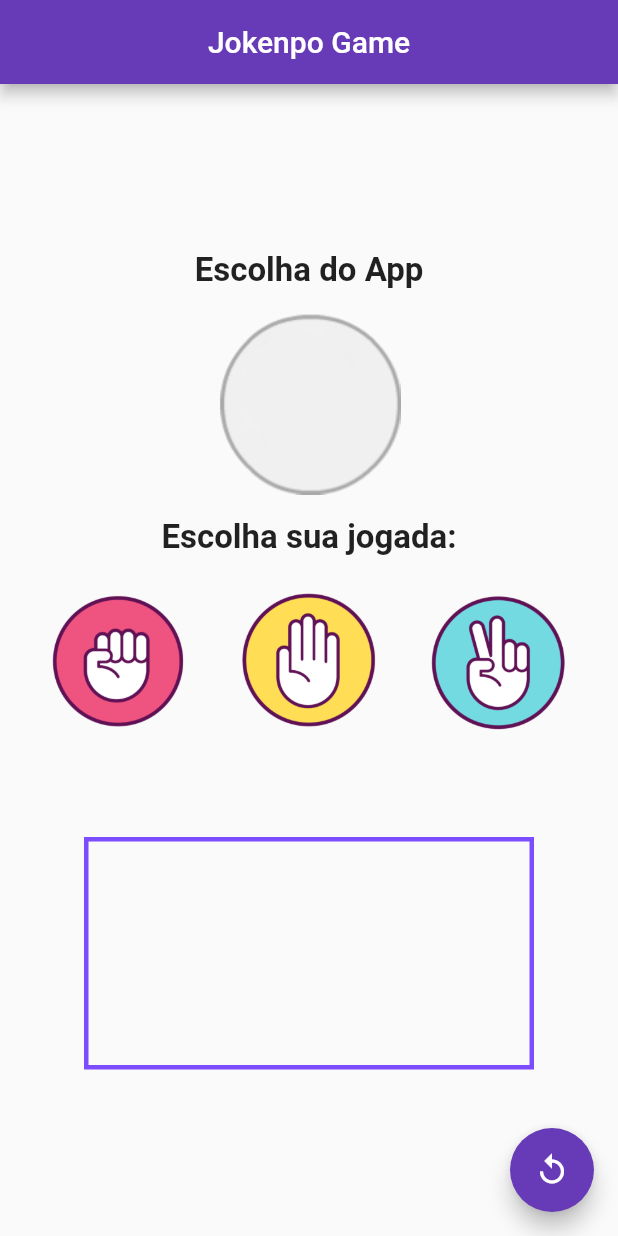
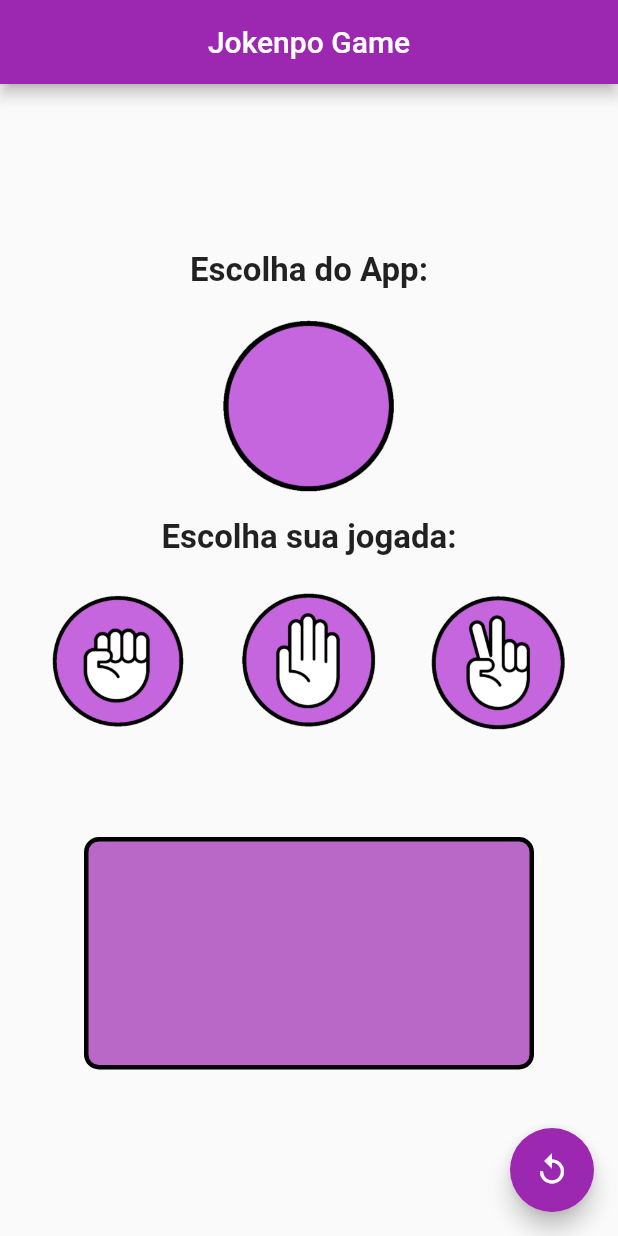
Before and after one commit to luizmineiro/PROG4_AVAL1, a Flutter app: the screen it shows after launch, on a phone screen of 412 x 824 dp. Run offline on Flutter 3.47's test engine with Material 2 defaults, Android fonts, the phone set to English and light mode, and no system bars.

Commit message:
add new images and border radius container

```diff
--- a/lib/main.dart
+++ b/lib/main.dart
@@ -12,7 +12,7 @@ class JokenpoGame extends StatelessWidget {
       title: 'Jokenpo Game',
       debugShowCheckedModeBanner: false,
       theme: ThemeData(
-        primarySwatch: Colors.deepPurple,
+        primarySwatch: Colors.purple,
         useMaterial3: false,
       ),
       home: const SplashScreen(),
--- a/lib/src/screen/jokenpo_home_page.dart
+++ b/lib/src/screen/jokenpo_home_page.dart
@@ -1,7 +1,6 @@
 // ignore_for_file: library_private_types_in_public_api, avoid_print
 
 import 'dart:math';
-
 import 'package:flutter/material.dart';
 
 class JokenpoHomePage extends StatefulWidget {
@@ -33,7 +32,8 @@ class _JokenpoHomePageState extends State<JokenpoHomePage> {
       int computerIndex;
       do {
         computerIndex = random.nextInt(3);
-      } while (_choices[computerIndex] == _playerChoice || _choices[computerIndex] == _previousComputerChoice);
+      } while (_choices[computerIndex] == _playerChoice ||
+          _choices[computerIndex] == _previousComputerChoice);
 
       _previousComputerChoice = _computerChoice;
       _computerChoice = _choices[computerIndex];
@@ -47,17 +47,17 @@ class _JokenpoHomePageState extends State<JokenpoHomePage> {
     switch (_computerChoice) {
       case "Pedra":
         setState(() {
-          _imagemApp = const AssetImage("assets/images/rock.png");
+          _imagemApp = const AssetImage("assets/images/pedra.png");
         });
         break;
       case "Papel":
         setState(() {
-          _imagemApp = const AssetImage("assets/images/paper.png");
+          _imagemApp = const AssetImage("assets/images/papel.png");
         });
         break;
       case "Tesoura":
         setState(() {
-          _imagemApp = const AssetImage("assets/images/scissors.png");
+          _imagemApp = const AssetImage("assets/images/tesoura.png");
         });
         break;
     }
@@ -91,7 +91,7 @@ class _JokenpoHomePageState extends State<JokenpoHomePage> {
           mainAxisAlignment: MainAxisAlignment.center,
           children: <Widget>[
             const Text(
-              "Escolha do App",
+              "Escolha do App:",
               textAlign: TextAlign.center,
               style: TextStyle(
                 fontSize: 22,
@@ -120,15 +120,15 @@ class _JokenpoHomePageState extends State<JokenpoHomePage> {
               children: <Widget>[
                 GestureDetector(
                   onTap: () => _playGame('Pedra'),
-                  child: Image.asset('assets/images/rock.png', height: 95),
+                  child: Image.asset('assets/images/pedra.png', height: 95),
                 ),
                 GestureDetector(
                   onTap: () => _playGame('Papel'),
-                  child: Image.asset('assets/images/paper.png', height: 95),
+                  child: Image.asset('assets/images/papel.png', height: 95),
                 ),
                 GestureDetector(
                   onTap: () => _playGame('Tesoura'),
-                  child: Image.asset('assets/images/scissors.png', height: 95),
+                  child: Image.asset('assets/images/tesoura.png', height: 95),
                 ),
               ],
             ),
@@ -146,8 +146,10 @@ class _JokenpoHomePageState extends State<JokenpoHomePage> {
                 height: 155,
                 width: 300,
                 decoration: BoxDecoration(
+                  color: Colors.purple.shade300,
+                  borderRadius: BorderRadius.circular(10.0),
                   border: Border.all(
-                    color: Colors.deepPurpleAccent,
+                    color: Colors.black,
                     width: 3,
                   ),
                 ),
```
Also changed, not shown: assets/images/padrao.png, assets/images/papel.png, assets/images/pedra.png, assets/images/tesoura.png.
